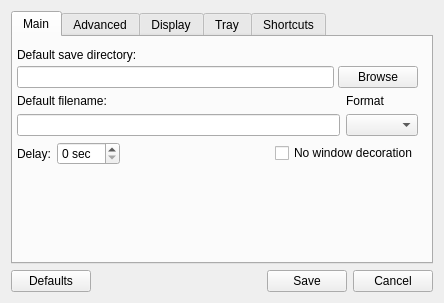
Above: src/ui/configwidget.ui from lxqt/screengrab before the change. Below: the same form after it.
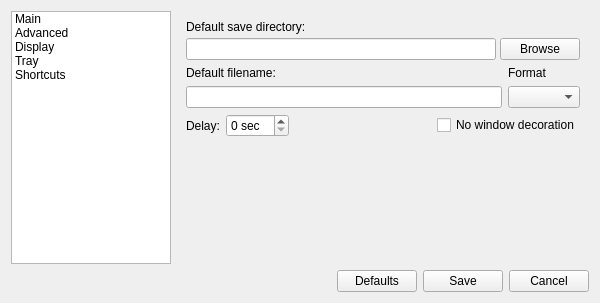
That is the form after the change. The open tabs and pages were chosen to show the change. Custom widgets are drawn as their Qt base class.

Commit message: Modified configuration dialog (tabwidget replaced by stackedwidget + listwidget)

```diff
--- a/src/ui/configwidget.ui
+++ b/src/ui/configwidget.ui
@@ -6,19 +6,19 @@
    <rect>
     <x>0</x>
     <y>0</y>
-    <width>444</width>
+    <width>600</width>
     <height>303</height>
    </rect>
   </property>
   <property name="minimumSize">
    <size>
-    <width>444</width>
+    <width>600</width>
     <height>303</height>
    </size>
   </property>
   <property name="maximumSize">
    <size>
-    <width>444</width>
+    <width>600</width>
     <height>303</height>
    </size>
   </property>
@@ -27,26 +27,62 @@
   </property>
   <layout class="QVBoxLayout" name="verticalLayout_8">
    <item>
-    <layout class="QHBoxLayout" name="horizontalLayout_3"/>
-   </item>
+    <layout class="QHBoxLayout" name="horizontalLayout_3">
    <item>
-    <widget class="QTabWidget" name="tabWidget">
-     <property name="currentIndex">
-      <number>1</number>
-     </property>
-     <widget class="QWidget" name="tab">
-      <attribute name="title">
+      <widget class="QListWidget" name="listWidget">
+       <property name="sizePolicy">
+        <sizepolicy hsizetype="Minimum" vsizetype="Expanding">
+         <horstretch>0</horstretch>
+         <verstretch>0</verstretch>
+        </sizepolicy>
+       </property>
+       <property name="maximumSize">
+        <size>
+         <width>160</width>
+         <height>16777215</height>
+        </size>
+       </property>
+       <item>
+        <property name="text">
        <string>Main</string>
-      </attribute>
-      <widget class="QWidget" name="layoutWidget">
-       <property name="geometry">
-        <rect>
-         <x>4</x>
-         <y>11</y>
-         <width>401</width>
-         <height>211</height>
-        </rect>
-       </property>
+        </property>
+       </item>
+       <item>
+        <property name="text">
+         <string>Advanced</string>
+        </property>
+       </item>
+       <item>
+        <property name="text">
+         <string>Display</string>
+        </property>
+       </item>
+       <item>
+        <property name="text">
+         <string>Tray</string>
+        </property>
+       </item>
+       <item>
+        <property name="text">
+         <string>Shortcuts</string>
+        </property>
+       </item>
+      </widget>
+     </item>
+     <item>
+      <widget class="QStackedWidget" name="stackedWidget">
+       <property name="sizePolicy">
+        <sizepolicy hsizetype="Preferred" vsizetype="Preferred">
+         <horstretch>0</horstretch>
+         <verstretch>0</verstretch>
+        </sizepolicy>
+       </property>
+       <property name="currentIndex">
+        <number>1</number>
+       </property>
+       <widget class="QWidget" name="page_6">
+        <layout class="QVBoxLayout" name="verticalLayout_15">
+         <item>
        <layout class="QVBoxLayout" name="verticalLayout_2">
         <item>
          <layout class="QVBoxLayout" name="verticalLayout">
@@ -193,13 +229,18 @@
          </spacer>
         </item>
        </layout>
-      </widget>
-     </widget>
-     <widget class="QWidget" name="tabAdvanced">
-      <attribute name="title">
-       <string>Advanced</string>
-      </attribute>
+         </item>
+        </layout>
+       </widget>
+       <widget class="QWidget" name="page_2">
       <layout class="QVBoxLayout" name="verticalLayout_3">
+         <item>
+          <layout class="QHBoxLayout" name="horizontalLayout_10">
+           <property name="leftMargin">
+            <number>16</number>
+           </property>
+          </layout>
+         </item>
        <item>
         <widget class="QCheckBox" name="checkIncDate">
          <property name="toolTip">
@@ -258,7 +299,7 @@
         </widget>
        </item>
        <item>
-        <layout class="QHBoxLayout" name="horizontalLayout_10">
+          <layout class="QHBoxLayout" name="horizontalLayout_12">
          <property name="leftMargin">
           <number>16</number>
          </property>
@@ -328,18 +369,15 @@
          <property name="sizeHint" stdset="0">
           <size>
            <width>20</width>
-           <height>60</height>
+             <height>66</height>
           </size>
          </property>
         </spacer>
        </item>
       </layout>
      </widget>
-     <widget class="QWidget" name="tab_2">
-      <attribute name="title">
-       <string>Display</string>
-      </attribute>
-      <layout class="QVBoxLayout" name="verticalLayout_7">
+       <widget class="QWidget" name="page_3">
+        <layout class="QVBoxLayout" name="verticalLayout_12">
        <item>
         <widget class="QCheckBox" name="checkSaveSize">
          <property name="toolTip">
@@ -365,26 +403,16 @@
          <property name="sizeHint" stdset="0">
           <size>
            <width>20</width>
-           <height>40</height>
+             <height>200</height>
           </size>
          </property>
         </spacer>
        </item>
       </layout>
      </widget>
-     <widget class="QWidget" name="tab_3">
-      <attribute name="title">
-       <string>Tray</string>
-      </attribute>
-      <widget class="QWidget" name="layoutWidget">
-       <property name="geometry">
-        <rect>
-         <x>10</x>
-         <y>10</y>
-         <width>401</width>
-         <height>201</height>
-        </rect>
-       </property>
+       <widget class="QWidget" name="page_4">
+        <layout class="QVBoxLayout" name="verticalLayout_13">
+         <item>
        <layout class="QVBoxLayout" name="verticalLayout_4">
         <item>
          <widget class="QCheckBox" name="checkShowTray">
@@ -495,13 +523,11 @@
          </spacer>
         </item>
        </layout>
-      </widget>
-     </widget>
-     <widget class="QWidget" name="tab_4">
-      <attribute name="title">
-       <string>Shortcuts</string>
-      </attribute>
-      <layout class="QVBoxLayout" name="verticalLayout_9">
+         </item>
+        </layout>
+       </widget>
+       <widget class="QWidget" name="page_5">
+        <layout class="QVBoxLayout" name="verticalLayout_14">
        <item>
         <widget class="QTreeWidget" name="treeKeys">
          <property name="editTriggers">
@@ -599,8 +625,23 @@
      </widget>
     </widget>
    </item>
+    </layout>
+   </item>
    <item>
     <layout class="QHBoxLayout" name="horizontalLayout">
+     <item>
+      <spacer name="horizontalSpacer">
+       <property name="orientation">
+        <enum>Qt::Horizontal</enum>
+       </property>
+       <property name="sizeHint" stdset="0">
+        <size>
+         <width>88</width>
+         <height>20</height>
+        </size>
+       </property>
+      </spacer>
+     </item>
      <item>
       <widget class="QPushButton" name="butRestoreOpt">
        <property name="toolTip">
@@ -611,19 +652,6 @@
        </property>
       </widget>
      </item>
-     <item>
-      <spacer name="horizontalSpacer">
-       <property name="orientation">
-        <enum>Qt::Horizontal</enum>
-       </property>
-       <property name="sizeHint" stdset="0">
-        <size>
-         <width>88</width>
-         <height>20</height>
-        </size>
-       </property>
-      </spacer>
-     </item>
      <item>
       <widget class="QPushButton" name="butSaveOpt">
        <property name="toolTip">
```
Left out of the diff: 11 changed lines with no effect on the pictures. Lines whose indentation alone changed are shown as unchanged. The commit also changes 2 other files.
